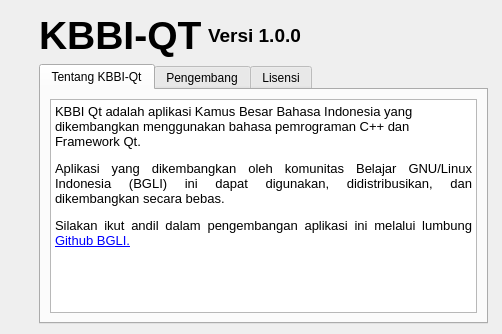
First picture: the form in src/tentang.ui, repository bgli/kbbi-qt, before the edit.
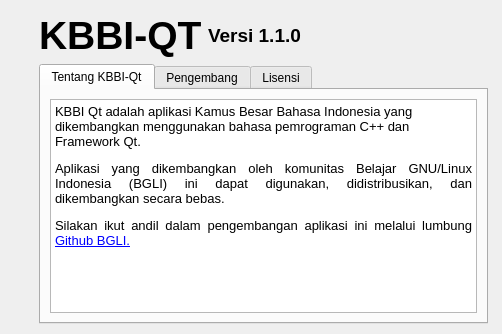
Second picture: the form after the edit. Icons and pictures are not drawn.

Commit message: bump ke versi 1.1

What changed in the file:
```diff
--- a/src/tentang.ui
+++ b/src/tentang.ui
@@ -118,7 +118,7 @@
              </font>
             </property>
             <property name="text">
-             <string>Versi 1.0.0</string>
+             <string>Versi 1.1.0</string>
             </property>
            </widget>
           </item>
```
